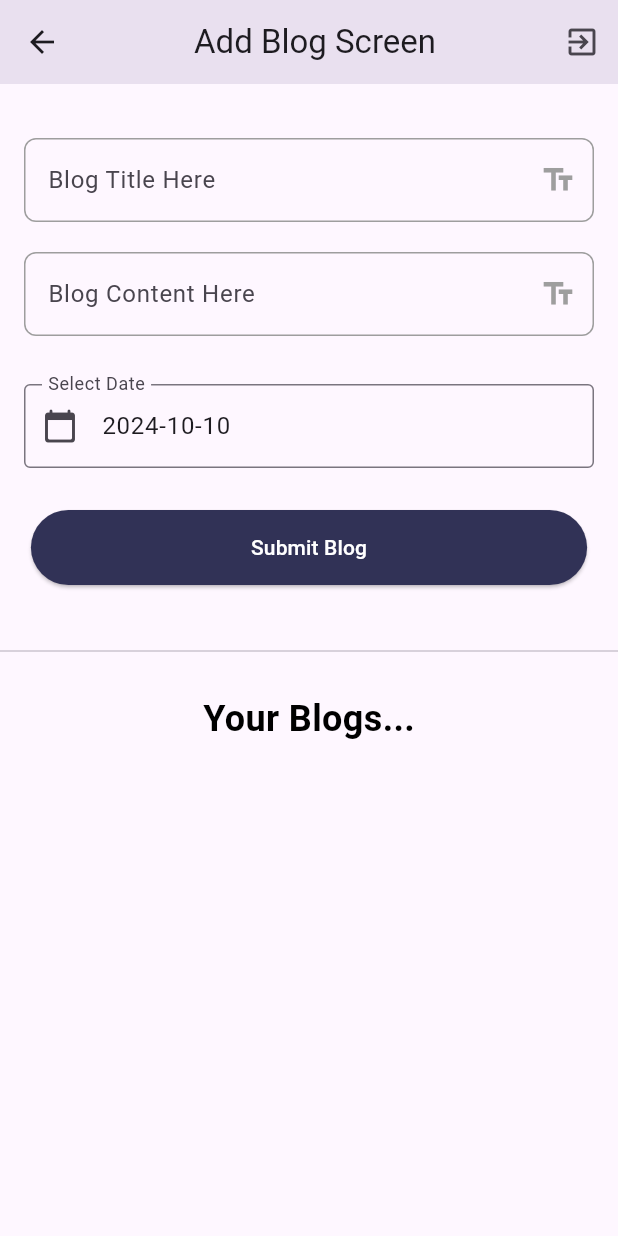
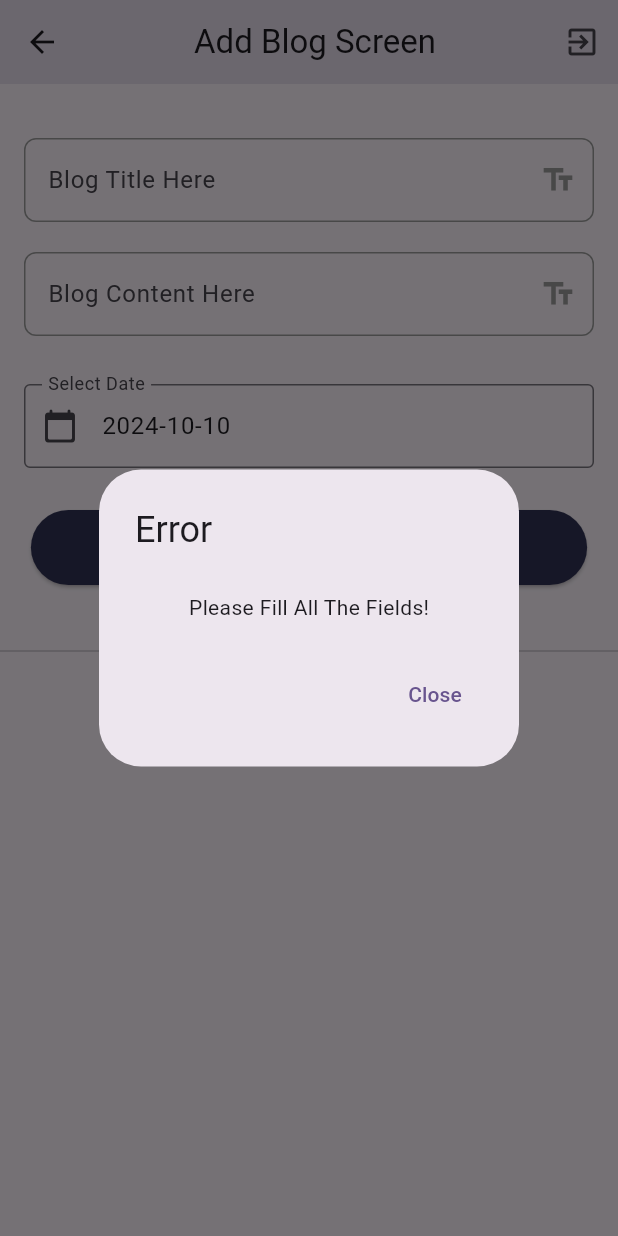
Before and after one commit to ShashankKadam1994/flutter_project, a Flutter app: the DynamicList screen opened by its route, after a tap on "Submit Blog", on a phone screen of 412 x 824 dp. Run offline on Flutter 3.47's test engine with Material 3 defaults, Android fonts, the phone set to English and light mode, and no system bars; our stand-ins replace email_validator, form_validator, shared_preferences, sqflite, video_player; accounts and stored records are empty.

Commit message:
Fix: TextController value issue

```diff
--- a/lib/Task_5/dynamic_list.dart
+++ b/lib/Task_5/dynamic_list.dart
@@ -6,6 +6,7 @@ import 'package:flutter_task1/Task_5/models/blog_model.dart';
 import 'package:flutter_task1/Task_5/widgets/content_fild.dart';
 import 'package:flutter_task1/Task_5/widgets/date_field.dart';
 import 'package:flutter_task1/Task_5/widgets/title_field.dart';
+import 'package:flutter_task1/utilility/error_modal.dart';
 
 class DynamicList extends StatefulWidget {
   const DynamicList({super.key});
@@ -22,10 +23,19 @@ class _DynamicList extends State<DynamicList> {
   List<BlogModel> blogs = [];
   DateTime? _selectedDate = DateTime.now();
 
+  final TextEditingController _titleController = TextEditingController();
+  final TextEditingController _contentController = TextEditingController();
+
   void _handleDateSelected(DateTime date) {
     setState(() {
       _selectedDate = date;
     });
+  }
+   @override
+  void dispose() {
+    _titleController.dispose();
+    _contentController.dispose();
+    super.dispose();
   }
 
   void _submitForm() {
@@ -38,13 +48,16 @@ class _DynamicList extends State<DynamicList> {
         blogContent: _blogContent,
       );
 
-      // Add the new blog to the list and refresh the UI
       setState(() {
         blogs.add(newBlog);
         id++;
+        _blogContent="";
+        _blogTitle="";
+        _contentController.clear();
+        _titleController.clear();
       });
     } else {
-      print('Form is incomplete');
+      showErrorModal(context,"Please Fill All The Fields!","Error",(){});
     }
   }
 
@@ -97,9 +110,15 @@ class _DynamicList extends State<DynamicList> {
               padding: const EdgeInsets.all(16.0),
               child:Column(
                 children: [
-                  TitleField(onSaved: (value) => _blogTitle = value),
+                  TitleField(
+                    controller: _titleController,
+                    onSaved: (value) => _blogTitle = value
+                    ),
                   const SizedBox(height: 20),
-                  ContentFild(onSaved: (value) => _blogContent = value),
+                  ContentFild(
+                    controller: _contentController,
+                    onSaved: (value) => _blogContent = value
+                    ),
                   const SizedBox(height: 20),
                   DateField(
                     onDateSelected: _handleDateSelected,
--- a/lib/Task_5/widgets/content_fild.dart
+++ b/lib/Task_5/widgets/content_fild.dart
@@ -3,12 +3,13 @@ import 'package:flutter/services.dart';
 
 class ContentFild extends StatelessWidget {
   final void Function(String) onSaved;
-
-  const ContentFild({super.key, required this.onSaved});
+  final TextEditingController controller;
+  const ContentFild({super.key, required this.controller, required this.onSaved});
 
   @override
   Widget build(BuildContext context) {
     return TextFormField(
+      controller: controller,
       keyboardType: TextInputType.text,
       decoration: InputDecoration(
         labelText: 'Blog Content Here',
--- a/lib/Task_5/widgets/title_field.dart
+++ b/lib/Task_5/widgets/title_field.dart
@@ -3,12 +3,13 @@ import 'package:flutter/services.dart';
 
 class TitleField extends StatelessWidget {
   final void Function(String) onSaved;
-
-  const TitleField({super.key, required this.onSaved});
+  final TextEditingController controller;
+  const TitleField({super.key, required this.controller, required this.onSaved});
 
   @override
   Widget build(BuildContext context) {
     return TextFormField(
+      controller: controller,
       keyboardType: TextInputType.text,
       decoration: InputDecoration(
         labelText: 'Blog Title Here',
--- /dev/null
+++ b/lib/utilility/error_modal.dart
@@ -0,0 +1,30 @@
+import 'package:flutter/material.dart';
+
+void showErrorModal(BuildContext context, String errorMessage, String messageType, VoidCallback onClose,) {
+  showDialog(
+    context: context,
+    builder: (BuildContext context) {
+      return AlertDialog(
+        title: Text(messageType),
+        content: Column(
+          mainAxisSize: MainAxisSize.min,
+          crossAxisAlignment: CrossAxisAlignment.center,
+          children: <Widget>[
+            // Image.asset('assets/Verified.gif' , height: 150,width: 150,color: Colors.blue,),
+            const SizedBox(height: 10),
+            Text(errorMessage),
+          ],
+        ),
+        actions: <Widget>[
+          TextButton(
+            child: const Text('Close'),
+            onPressed: () {
+              onClose();
+              Navigator.of(context).pop();
+            },
+          ),
+        ],
+      );
+    },
+  );
+}
```
